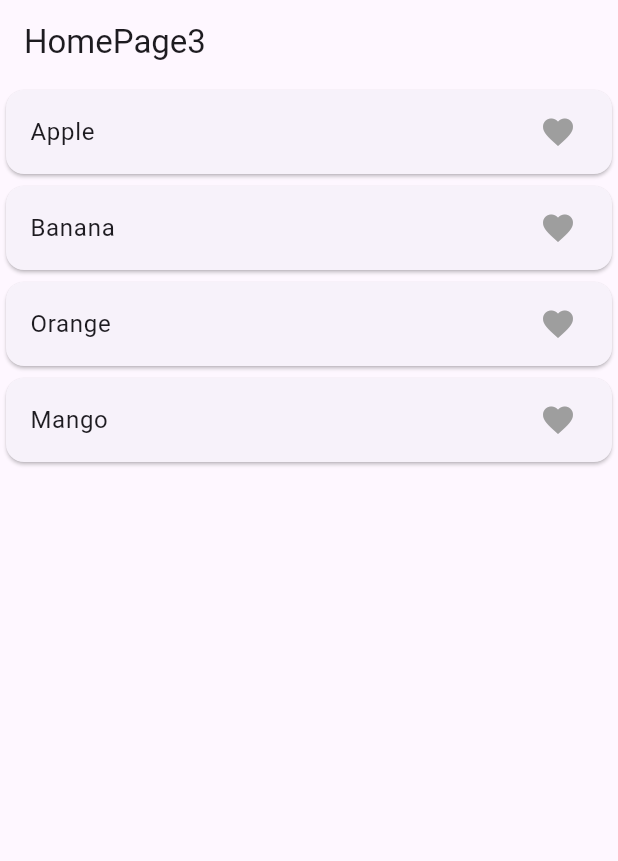
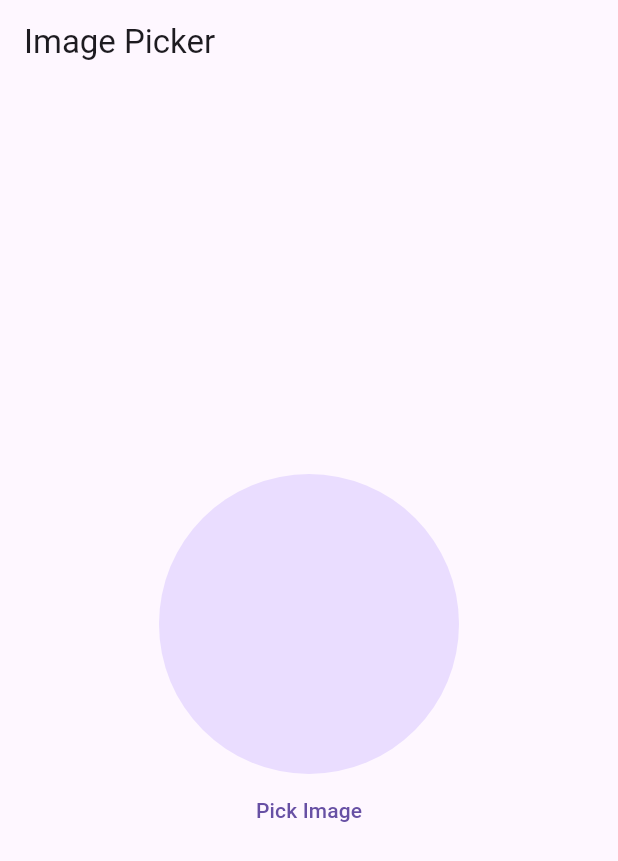
Before and after one commit to asishghos/getX, a Flutter app: the screen it shows after launch, on a phone screen of 412 x 824 dp. Shown: the top 861 px of the screen. Run offline on Flutter 3.47's test engine with Material 3 defaults, Android fonts, the light colour scheme and no system bars; our stand-ins replace get, image_picker.

Commit message:
image_picker

```diff
--- /dev/null
+++ b/lib/ImagePicker/homepage4.dart
@@ -0,0 +1,47 @@
+import 'dart:io';
+
+import 'package:flutter/material.dart';
+import 'package:get/get.dart';
+import 'package:getx_application/ImagePicker/imagepickercontroller.dart';
+
+class HomePage4 extends StatefulWidget {
+  const HomePage4({super.key});
+
+  @override
+  State<HomePage4> createState() => _HomePage4State();
+}
+
+class _HomePage4State extends State<HomePage4> {
+  Imagepickercontroller imagepickercontroller =
+      Get.put(Imagepickercontroller());
+  @override
+  Widget build(BuildContext context) {
+    return Scaffold(
+      appBar: AppBar(
+        title: const Text('Image Picker'),
+      ),
+      body: Obx(
+        () => Column(
+          mainAxisAlignment: MainAxisAlignment.center,
+          children: [
+            Center(
+              child: CircleAvatar(
+                radius: 100,
+                backgroundImage: imagepickercontroller.imagePath.isNotEmpty
+                    ? FileImage(File(imagepickercontroller.imagePath.value))
+                    : null,
+              ),
+            ),
+            TextButton(
+              onPressed: () {
+                imagepickercontroller.getImage();
+                print(imagepickercontroller.imagePath);
+              },
+              child: const Text('Pick Image'),
+            ),
+          ],
+        ),
+      ),
+    );
+  }
+}
--- /dev/null
+++ b/lib/ImagePicker/imagepickercontroller.dart
@@ -0,0 +1,16 @@
+import 'package:get/get.dart';
+import 'package:image_picker/image_picker.dart';
+
+class Imagepickercontroller extends GetxController {
+  RxString imagePath = ''.obs;
+  Future getImage() async {
+    final ImagePicker _picker = ImagePicker();
+    final image = await _picker.pickImage(source: ImageSource.gallery);
+    if (image != null) {
+      imagePath.value = image.path.toString();
+      print(image.path);
+    } else {
+      return null;
+    }
+  }
+}
--- a/lib/main.dart
+++ b/lib/main.dart
@@ -3,6 +3,7 @@ import 'package:get/get.dart';
 import 'package:getx_application/Counter_App_Ex1/homepage.dart';
 import 'package:getx_application/Example%203/homepage3.dart';
 import 'package:getx_application/Exmple%202/homepage2.dart';
+import 'package:getx_application/ImagePicker/homepage4.dart';
 import 'package:getx_application/components/routes.dart';
 
 void main() {
@@ -17,12 +18,11 @@ class MyApp extends StatelessWidget {
   Widget build(BuildContext context) {
     return GetMaterialApp(
       debugShowCheckedModeBanner: false,
-      title: 'Flutter Demo',
-      getPages: allPages,
+      // getPages: allPages,
       theme: ThemeData(
         primarySwatch: Colors.blue,
       ),
-      home: HomePage3(),
+      home: HomePage4(),
     );
   }
 }
--- a/pubspec.yaml
+++ b/pubspec.yaml
@@ -35,6 +35,8 @@ dependencies:
   # Use with the CupertinoIcons class for iOS style icons.
   cupertino_icons: ^1.0.8
   get: ^4.6.6
+  image_picker: ^1.1.2
+  video_player: ^2.9.2
 
 dev_dependencies:
   flutter_test:
```
Also changed, not shown: pubspec.lock, 6 other files.
